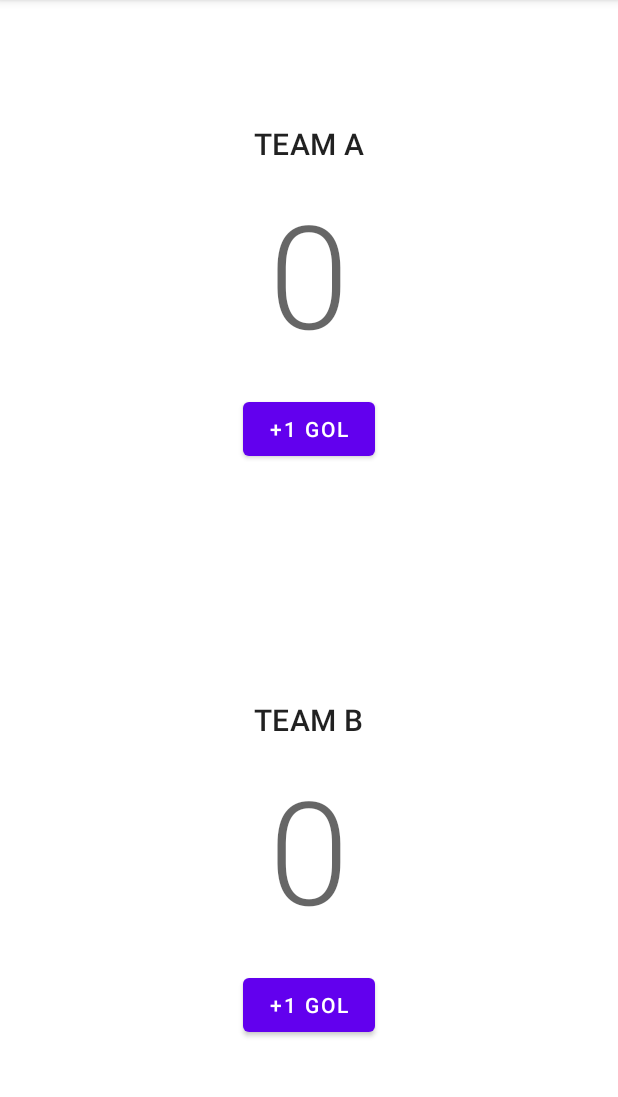
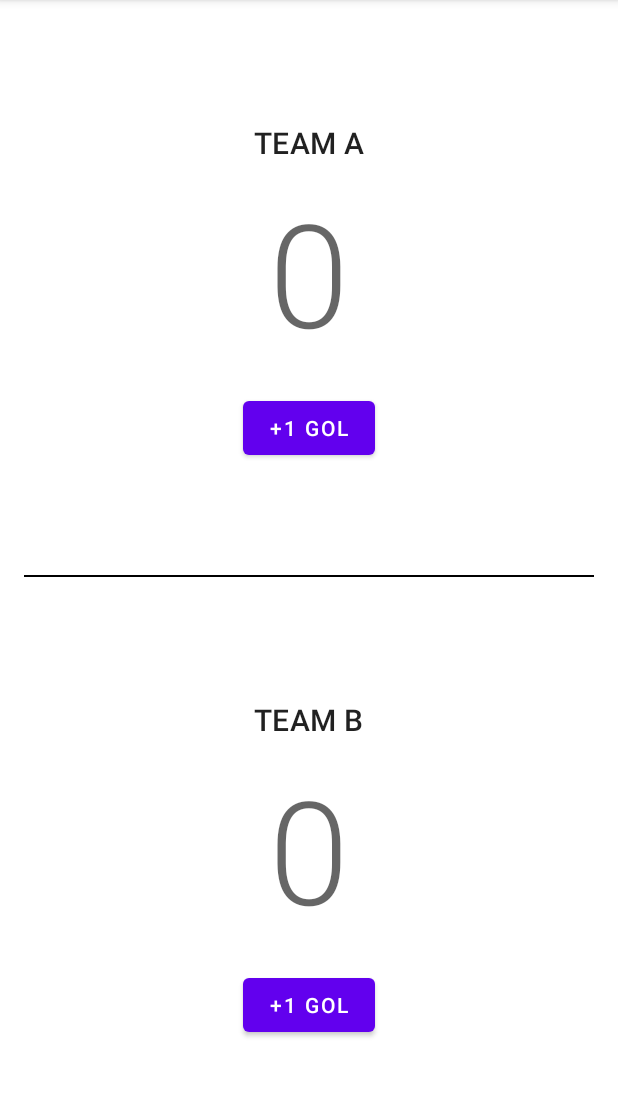
Before and after one commit to Rodrigo1619/learning_androidstudio, an Android app: the screen it shows after launch (MainActivity), on a phone screen of 412 x 824 dp, the part 84-1181 px from its top. Run offline under Robolectric (Android 15) with nearby library versions, the phone set to English and light mode, and no system bars.

Commit message:
release: app finished and divider between teams added

```diff
--- a/01-practicaparcial1/app/src/main/res/layout-land/activity_main.xml
+++ b/01-practicaparcial1/app/src/main/res/layout-land/activity_main.xml
@@ -39,6 +39,14 @@
             />
     </LinearLayout>
 
+    <!--separator -->
+    <View
+        android:layout_width="@dimen/divider_size"
+        android:layout_height="match_parent"
+        android:background="@color/black"
+        android:layout_marginTop="@dimen/default_gap"
+        android:layout_marginBottom="@dimen/default_gap"
+        />
     <!-- team b -->
     <LinearLayout
         android:layout_width="0dp"
--- a/01-practicaparcial1/app/src/main/res/layout/activity_main.xml
+++ b/01-practicaparcial1/app/src/main/res/layout/activity_main.xml
@@ -39,6 +39,15 @@
             />
     </LinearLayout>
 
+    <!-- separator -->
+    <View
+        android:layout_width="match_parent"
+        android:layout_height="@dimen/divider_size"
+        android:background="@color/black"
+        android:layout_marginStart="@dimen/default_gap"
+        android:layout_marginEnd="@dimen/default_gap"
+        />
+
     <!-- team b -->
     <LinearLayout
         android:layout_width="match_parent"
--- a/01-practicaparcial1/app/src/main/res/values/dimens.xml
+++ b/01-practicaparcial1/app/src/main/res/values/dimens.xml
@@ -2,4 +2,5 @@
 <resources>
     <dimen name="small_gap">8dp</dimen>
     <dimen name="default_gap">16dp</dimen>
+    <dimen name="divider_size">1dp</dimen>
 </resources>
```
